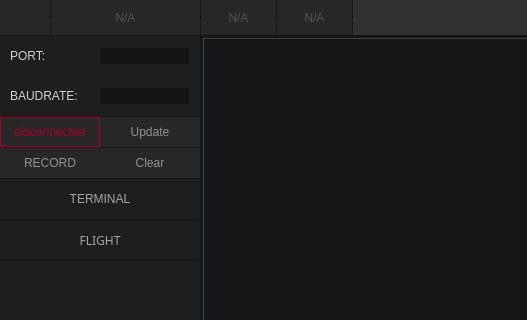
Before: the Qt Designer form edvs/ui/MainWindow.ui in lowg0d/Cansat-Mission-Control, drawn with Qt 5; both pictures show x 0 to 527 and y 0 to 320 of the 1105 by 664 pixel window.
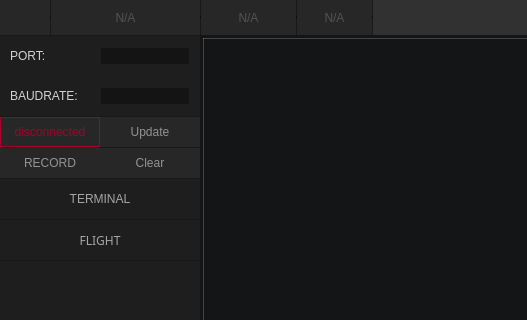
After: the same form once the commit is applied. Icons and pictures are not drawn.

Commit message: full screen improvements + mission time counter

Diff of the .ui file:
```diff
--- a/edvs/ui/MainWindow.ui
+++ b/edvs/ui/MainWindow.ui
@@ -250,13 +250,13 @@
          </property>
          <property name="minimumSize">
           <size>
-           <width>75</width>
+           <width>95</width>
            <height>35</height>
           </size>
          </property>
          <property name="maximumSize">
           <size>
-           <width>75</width>
+           <width>95</width>
            <height>35</height>
           </size>
          </property>
```
The commit also changes 4 other files.
